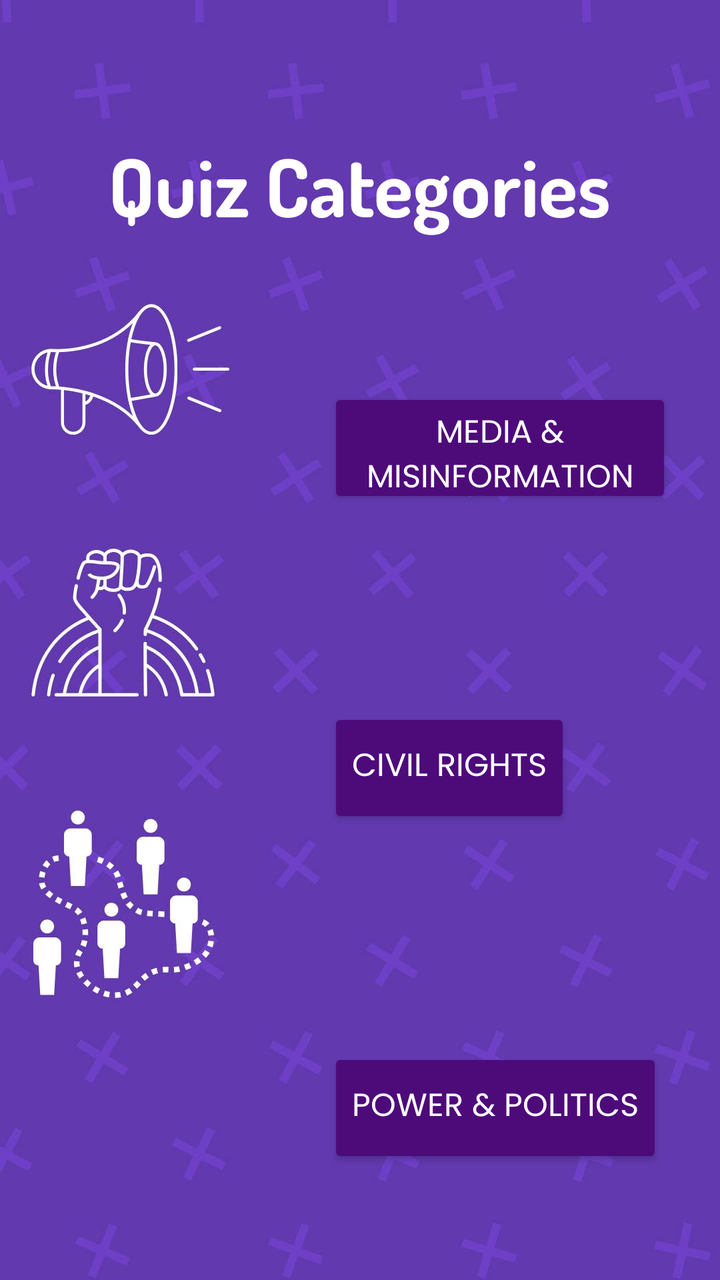
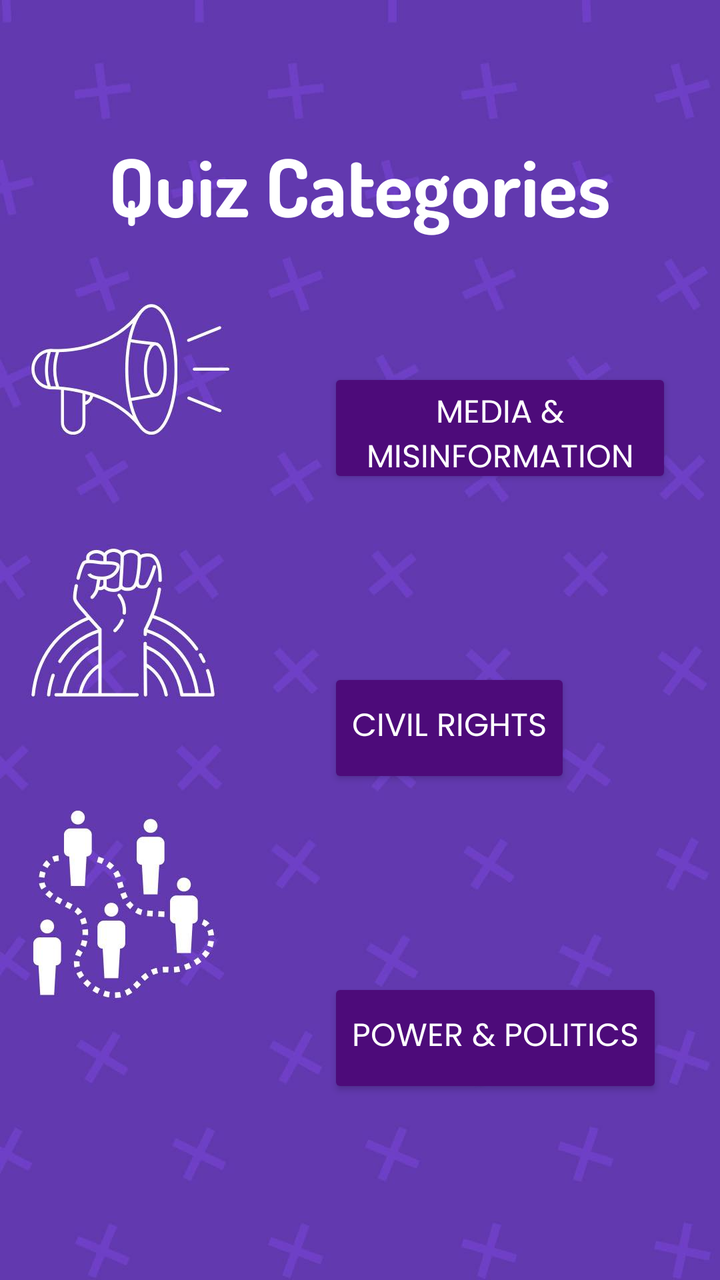

An Android layout rendered at two revisions. The XML below is the earlier revision; the diff shows what the commit changed to produce the second picture.
<!-- AndroidManifest.xml: application theme Theme.CivicRise -->
<!-- res/layout/activity_quiz_categories.xml -->
<RelativeLayout xmlns:android="http://schemas.android.com/apk/res/android"
    android:layout_width="match_parent"
    android:layout_height="match_parent"
    android:background="@drawable/categories_background"
    android:padding="24dp">

    <TextView
        android:id="@+id/titleQuizCategories"
        android:layout_width="wrap_content"
        android:layout_height="wrap_content"
        android:text="Quiz Categories"
        android:textSize="40sp"
        android:textColor="#FFFFFF"
        android:fontFamily="@font/dosis_bold"
        android:layout_alignParentTop="true"
        android:layout_centerHorizontal="true"
        android:layout_marginTop="40dp" />

    <Button
        android:id="@+id/btnMedia"
        android:layout_width="wrap_content"
        android:layout_height="60dp"
        android:text="Media &amp; Misinformation"
        android:textSize="16sp"
        android:fontFamily="@font/poppins_regular"
        android:backgroundTint="#4D0B7A"
        android:textColor="#FFFFFF"
        android:layout_marginTop="170dp"
        android:layout_alignParentStart="true"
        android:layout_marginStart="140dp" />

    <Button
        android:id="@+id/btnRights"
        android:layout_width="wrap_content"
        android:layout_height="60dp"
        android:text="Civil Rights"
        android:textSize="16sp"
        android:fontFamily="@font/poppins_regular"
        android:backgroundTint="#4D0B7A"
        android:textColor="#FFFFFF"
        android:layout_below="@+id/btnMedia"
        android:layout_marginTop="100dp"
        android:layout_alignStart="@id/btnMedia" />

    <Button
        android:id="@+id/btnPolitics"
        android:layout_width="wrap_content"
        android:layout_height="60dp"
        android:text="Power &amp; Politics"
        android:textSize="16sp"
        android:fontFamily="@font/poppins_regular"
        android:backgroundTint="#4D0B7A"
        android:textColor="#FFFFFF"
        android:layout_below="@+id/btnRights"
        android:layout_marginTop="110dp"
        android:layout_alignStart="@id/btnMedia" />
</RelativeLayout>
<!-- resources referenced by this layout -->
<resources>
  <!-- drawable categories_background: jpg bitmap (drawable, 66716 bytes) -->
  <style name="Theme.CivicRise" parent="Base.Theme.CivicRise" />
  <style name="Base.Theme.CivicRise" parent="Theme.Material3.DayNight.NoActionBar">
          
          
      </style>
</resources>

<!-- the commit's change to res/layout/activity_quiz_categories.xml (unified diff, before → after) -->
@@ -25,7 +25,7 @@
         android:fontFamily="@font/poppins_regular"
         android:backgroundTint="#4D0B7A"
         android:textColor="#FFFFFF"
-        android:layout_marginTop="170dp"
+        android:layout_marginTop="160dp"
         android:layout_alignParentStart="true"
         android:layout_marginStart="140dp" />
 
@@ -39,7 +39,7 @@
         android:backgroundTint="#4D0B7A"
         android:textColor="#FFFFFF"
         android:layout_below="@+id/btnMedia"
-        android:layout_marginTop="100dp"
+        android:layout_marginTop="90dp"
         android:layout_alignStart="@id/btnMedia" />
 
     <Button
@@ -52,6 +52,6 @@
         android:backgroundTint="#4D0B7A"
         android:textColor="#FFFFFF"
         android:layout_below="@+id/btnRights"
-        android:layout_marginTop="110dp"
+        android:layout_marginTop="95dp"
         android:layout_alignStart="@id/btnMedia" />
 </RelativeLayout>
